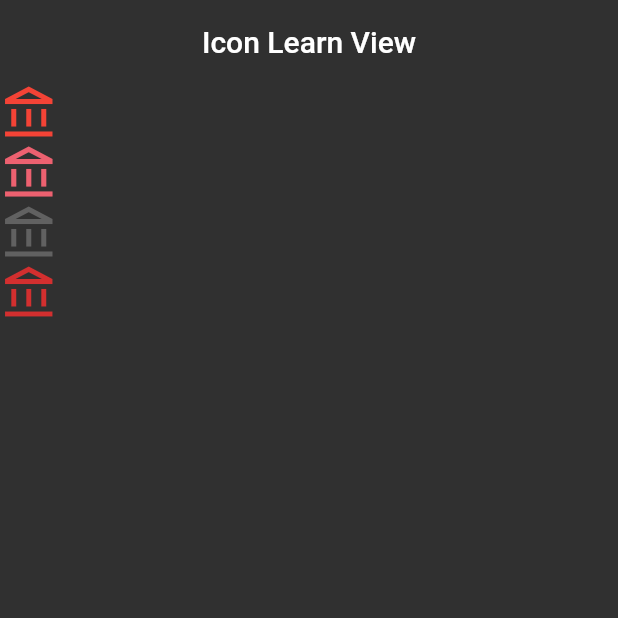
After one commit to omeryilmaz2K/Flutter-Full-Learn, a Flutter app: the screen it shows after launch, on a phone screen of 412 x 824 dp, the top half of it. The commit adds this screen. Run offline on Flutter 3.47's test engine with Material 2 defaults, Android fonts, the phone set to English and light mode, and no system bars.

Commit message:
101 seviyesinde icon_learn_view çalışması gerçekleştirildi.

```diff
--- /dev/null
+++ b/lib/101/icon_learn_view.dart
@@ -0,0 +1,48 @@
+import 'package:flutter/material.dart';
+
+class IconLearnView extends StatelessWidget {
+  IconLearnView({Key? key}) : super(key: key);
+
+  final String _title = "Icon Learn View";
+  final IconColors iconColors = IconColors();
+
+  @override
+  Widget build(BuildContext context) {
+    return Scaffold(
+      appBar: AppBar(
+        title: Text(_title),
+      ),
+      body: Column(children: [
+        Icon(
+          Icons.account_balance_outlined,
+          color: iconColors.iconColor,
+          size: IconSizes().iconSmall,
+        ), // Outlined best practice
+        Icon(
+          Icons.account_balance_outlined,
+          color: iconColors.mandy,
+          size: IconSizes().iconSmall,
+        ),
+        Icon(
+          Icons.account_balance_outlined,
+          color: Theme.of(context).backgroundColor,
+          size: IconSizes().iconSmall,
+        ),
+        Icon(
+          Icons.account_balance_outlined,
+          color: Theme.of(context).errorColor,
+          size: IconSizes().iconSmall,
+        ),
+      ]),
+    );
+  }
+}
+
+class IconSizes {
+  final double iconSmall = 40;
+}
+
+class IconColors {
+  final Color iconColor = Colors.red;
+  final Color mandy = Color(0xFFED6170);
+}
--- a/lib/main.dart
+++ b/lib/main.dart
@@ -3,6 +3,7 @@ import 'package:flutter/services.dart';
 import 'package:flutter_full_learn/101/appbar_learn_view.dart';
 import 'package:flutter_full_learn/101/button_learn_view.dart';
 import 'package:flutter_full_learn/101/container_learn_view.dart';
+import 'package:flutter_full_learn/101/icon_learn_view.dart';
 import 'package:flutter_full_learn/101/scaffold_learn_view.dart';
 import 'package:flutter_full_learn/101/sizedbox_learn_view.dart';
 import 'package:flutter_full_learn/101/text_learn_view.dart';
@@ -17,16 +18,17 @@ class MyApp extends StatelessWidget {
   @override
   Widget build(BuildContext context) {
     return MaterialApp(
+      // Temadan okuma -> App Bar
       theme: ThemeData.dark().copyWith(
           appBarTheme: const AppBarTheme(
-        backgroundColor: Colors.red,
+        backgroundColor: Colors.transparent,
         centerTitle: true,
         elevation: 0,
         iconTheme: IconThemeData(color: Colors.red),
         toolbarTextStyle: TextStyle(color: Colors.blue),
         systemOverlayStyle: SystemUiOverlayStyle.light, // Status Bar
       )),
-      home: AppbarLearnView(),
+      home: IconLearnView(),
     );
   }
 }
```
